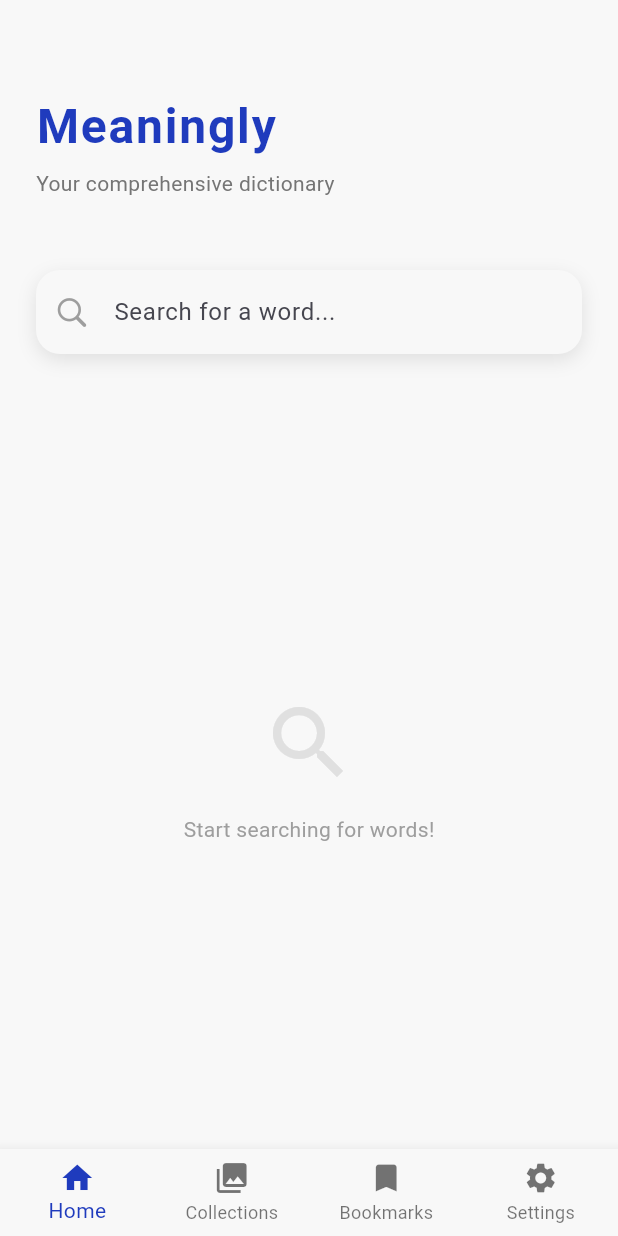
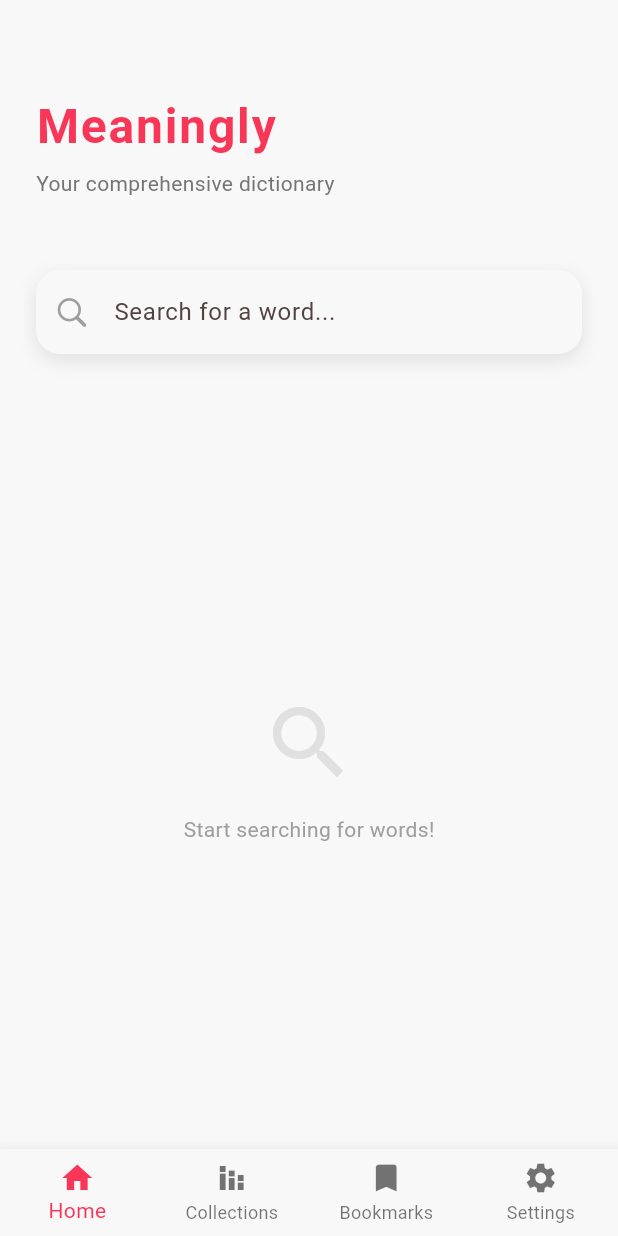
Before and after one commit to zajiim/meaningly, a Flutter app: the SearchPage screen opened by its route, on a phone screen of 412 x 824 dp. Run offline on Flutter 3.47's test engine with Material 3 defaults, Android fonts, the phone set to English and light mode, and no system bars; our stand-ins replace audioplayers, chopper, connectivity_plus, flutter_riverpod, fpdart, go_router and 3 more; accounts and stored records are empty; generated files the repository leaves out were written again.

Commit message:
Code cleanup..

```diff
--- a/lib/core/theme/app_colors.dart
+++ b/lib/core/theme/app_colors.dart
@@ -4,14 +4,16 @@ class AppColors {
   AppColors._();
 
   //Light
-  static const Color primaryLight = Color(0xFF1F3BBD);
+  // static const Color primaryLight = Color(0xFF1F3BBD);
+  static const Color primaryLight = Color(0xFFF83758);
   static const Color backgroundLight = Color(0xFFF8F8F8);
   static const Color textPrimaryLight = Color(0xFF222222);
   static const Color textPrimaryLightInverse = Color(0xFFFFFFFF);
   static const Color textSecondaryLight = Color(0xFF888888);
 
   //Dark
-  static const Color primaryDark = Color(0xFF4E67BA);
+  // static const Color primaryDark = Color(0xFF4E67BA);
+  static const Color primaryDark = Color(0xFFED3044);
   static const Color backgroundDark = Color(0xFF282A2D);
   static const Color textPrimaryDark = Color(0xFFFFFFFF);
   static const Color textPrimaryDarkInverse = Color(0xFF222222);
--- a/lib/features/main/collections/presentation/collections_screen.dart
+++ b/lib/features/main/collections/presentation/collections_screen.dart
@@ -1,12 +1,10 @@
 import 'package:flutter/material.dart';
 import 'package:flutter_riverpod/flutter_riverpod.dart';
 import 'package:go_router/go_router.dart';
-import 'package:meaningly/core/constants/app_constants.dart';
 import 'package:meaningly/features/main/collections/di/collections_di_providers.dart';
 import 'package:meaningly/features/main/collections/presentation/collections_states.dart';
 import 'package:meaningly/features/main/collections/presentation/providers/collections_search_notifier.dart';
 import 'package:meaningly/features/main/collections/presentation/widgets/collection_search_bar.dart';
-import 'package:meaningly/features/splash/di/splash_di_providers.dart';
 
 import '../../../../app/router/route_names.dart';
 import '../data/mappers/dictionary_collection_mapper.dart';
--- a/lib/features/main/collections/presentation/providers/collections_search_notifier.dart
+++ b/lib/features/main/collections/presentation/providers/collections_search_notifier.dart
@@ -1,6 +1,5 @@
 import 'package:meaningly/features/main/collections/presentation/collections_states.dart';
 import 'package:meaningly/features/main/search/di/dictionary_di_providers.dart';
-import 'package:meaningly/features/splash/di/splash_di_providers.dart';
 import 'package:riverpod_annotation/riverpod_annotation.dart';
 
 
@@ -32,11 +31,14 @@ class CollectionsSearchNotifier extends _$CollectionsSearchNotifier {
     state = CollectionsSuggestionsLoaded(suggestions, query: query);
   }
 
-  void search(String query) {
+  void search(String query) async {
     if (query.trim().isEmpty) {
       state =  CollectionSearchInitial();
       return;
     }
+    final localDataSource = ref.read(localDictionaryDataSourceProvider);
+    await localDataSource.saveRecentSearchHistory(query);
+
     state = CollectionSearchInitial(query: query.toLowerCase());
   }
 
--- a/lib/features/main/details/presentation/providers/word_detail_notifier.dart
+++ b/lib/features/main/details/presentation/providers/word_detail_notifier.dart
@@ -1,4 +1,3 @@
-import 'package:audioplayers/audioplayers.dart';
 import 'package:meaningly/core/providers/audio_player_provider.dart';
 import 'package:meaningly/features/main/bookmarks/presentation/providers/bookmark_notifier.dart';
 import 'package:meaningly/features/main/details/presentation/word_detail_states.dart';
--- a/lib/features/main/search/data/datasources/local/local_dictionary_data_source.dart
+++ b/lib/features/main/search/data/datasources/local/local_dictionary_data_source.dart
@@ -134,7 +134,7 @@ class LocalDictionaryDataSourceImpl implements LocalDictionaryDataSource {
       offlineDictionaryTableName,
       where: query.isNotEmpty ? 'word LIKE ?' : null,
       whereArgs: query.isNotEmpty ? ['$query%'] : null,
-      orderBy: 'word ASC',
+      // orderBy: 'word ASC',
     );
     return maps.map((e) => MapEntry(e['word'] as String, e['meaning'] as String)).toList();
   }
--- a/lib/features/main/search/data/datasources/remote/dictionary_api_service.dart
+++ b/lib/features/main/search/data/datasources/remote/dictionary_api_service.dart
@@ -1,5 +1,4 @@
 import 'package:chopper/chopper.dart';
-import '../../models/dictionary_word_model.dart';
 
 part 'dictionary_api_service.chopper.dart';
 
--- a/lib/features/main/search/data/mappers/dictionary_mappers.dart
+++ b/lib/features/main/search/data/mappers/dictionary_mappers.dart
@@ -1,5 +1,3 @@
-
-
 import '../../domain/entities/dictionary_word_entity.dart';
 import '../models/dictionary_word_model.dart';
 
--- a/lib/features/main/search/data/repository/dictionary_repository_impl.dart
+++ b/lib/features/main/search/data/repository/dictionary_repository_impl.dart
@@ -1,5 +1,5 @@
 import 'package:flutter/cupertino.dart';
-import 'package:fpdart/src/either.dart';
+import 'package:fpdart/fpdart.dart';
 import 'package:meaningly/core/error/failure.dart';
 
 import '../../../collections/data/mappers/dictionary_collection_mapper.dart';
--- a/lib/features/main/search/di/dictionary_di_providers.dart
+++ b/lib/features/main/search/di/dictionary_di_providers.dart
@@ -4,7 +4,6 @@ import 'package:meaningly/features/main/search/domain/usecases/clear_recent_sear
 import 'package:meaningly/features/main/search/domain/usecases/get_recent_search_history_use_case.dart';
 import 'package:meaningly/features/main/search/domain/usecases/get_search_suggestions_use_case.dart';
 import 'package:meaningly/features/main/search/domain/usecases/search_words_use_case.dart';
-import 'package:meaningly/features/splash/di/splash_di_providers.dart';
 import 'package:riverpod_annotation/riverpod_annotation.dart';
 
 import '../../../../core/constants/app_constants.dart';
--- a/lib/features/main/search/presentation/search_page.dart
+++ b/lib/features/main/search/presentation/search_page.dart
@@ -1,11 +1,6 @@
-import 'package:chopper/chopper.dart';
 import 'package:flutter/material.dart';
 import 'package:flutter_riverpod/flutter_riverpod.dart';
-import 'package:meaningly/core/network/connectivity_provider.dart';
-import 'package:meaningly/features/main/search/presentation/providers/connectivity_banner_notifier.dart';
 import 'package:meaningly/features/main/search/presentation/providers/search_notifier.dart';
-import 'package:meaningly/features/main/search/presentation/search_states.dart';
-import 'package:meaningly/features/main/search/presentation/widgets/connectivity_banner.dart';
 import 'package:meaningly/features/main/search/presentation/widgets/search_bar_widget.dart';
 import 'package:meaningly/features/main/search/presentation/widgets/search_item.dart';
 
@@ -14,7 +9,6 @@ class SearchPage extends ConsumerWidget {
 
   @override
   Widget build(BuildContext context, WidgetRef ref) {
-    final bannerState = ref.watch(connectivityBannerProvider);
     return Scaffold(
       body: SafeArea(
         child: CustomScrollView(
@@ -28,11 +22,12 @@ class SearchPage extends ConsumerWidget {
                     const SizedBox(height: 40),
                     Text(
                       'Meaningly',
-                      style: Theme.of(context).textTheme.headlineLarge?.copyWith(
-                        fontWeight: FontWeight.bold,
-                        color: Theme.of(context).primaryColor,
-                        letterSpacing: 1.2,
-                      ),
+                      style: Theme.of(context).textTheme.headlineLarge
+                          ?.copyWith(
+                            fontWeight: FontWeight.bold,
+                            color: Theme.of(context).primaryColor,
+                            letterSpacing: 1.2,
+                          ),
                     ),
                     const SizedBox(height: 8),
                     Text(
@@ -50,18 +45,6 @@ class SearchPage extends ConsumerWidget {
                         ref.read(searchProvider.notifier).search(query);
                       },
                     ),
-                    // AnimatedSize(
-                    //   duration: const Duration(milliseconds: 300),
-                    //   curve: Curves.easeInOut,
-                    //   child: bannerState == BannerState.hidden
-                    //       ? const SizedBox.shrink()
-                    //       : Padding(
-                    //     padding: const EdgeInsets.only(top: 12),
-                    //     child: ConnectivityBanner(
-                    //       isOnline: bannerState == BannerState.restored,
-                    //     ),
-                    //   ),
-                    // ),
                   ],
                 ),
               ),
--- a/lib/features/main/search/presentation/widgets/bottom_nav_bar.dart
+++ b/lib/features/main/search/presentation/widgets/bottom_nav_bar.dart
@@ -40,7 +40,7 @@ class BottomNavBar extends ConsumerWidget {
               onTap: _onTap,
               items: const [
                 BottomNavigationBarItem(icon: Icon(Icons.home), label: 'Home'),
-                BottomNavigationBarItem(icon: Icon(Icons.collections), label: 'Collections'),
+                BottomNavigationBarItem(icon: Icon(Icons.stacked_bar_chart), label: 'Collections'),
                 BottomNavigationBarItem(icon: Icon(Icons.bookmark), label: 'Bookmarks'),
                 BottomNavigationBarItem(icon: Icon(Icons.settings), label: 'Settings'),
               ],
--- a/lib/features/main/settings/presentation/providers/settings_provider.dart
+++ b/lib/features/main/settings/presentation/providers/settings_provider.dart
@@ -1,4 +1,3 @@
-import 'package:flutter/material.dart';
 import 'package:meaningly/core/constants/app_constants.dart';
 import 'package:meaningly/core/providers/shared_preferences_provider.dart';
 import 'package:meaningly/core/providers/theme_provider.dart';
--- a/lib/features/main/settings/presentation/settings_screen.dart
+++ b/lib/features/main/settings/presentation/settings_screen.dart
@@ -1,6 +1,5 @@
 import 'package:flutter/material.dart';
 import 'package:flutter_riverpod/flutter_riverpod.dart';
-import 'package:fpdart/fpdart.dart';
 import 'package:meaningly/core/providers/theme_provider.dart';
 import 'package:meaningly/features/main/settings/presentation/providers/settings_provider.dart';
 import 'package:meaningly/features/main/settings/presentation/widgets/settings_item.dart';
--- a/lib/features/onboarding/di/onboarding_di_providers.dart
+++ b/lib/features/onboarding/di/onboarding_di_providers.dart
@@ -1,9 +1,7 @@
-
 import 'package:meaningly/core/providers/shared_preferences_provider.dart';
 import 'package:meaningly/features/onboarding/data/repositories/onboarding_repository_impl.dart';
 import 'package:meaningly/features/onboarding/domain/usecases/complete_onboarding_use_case.dart';
 import 'package:riverpod_annotation/riverpod_annotation.dart';
-import 'package:shared_preferences/shared_preferences.dart';
 
 import '../data/data_sources/local_onboarding_data_source.dart';
 import '../domain/repositories/onboarding_repository.dart';
--- a/lib/features/splash/data/repositories/splash_repository_impl.dart
+++ b/lib/features/splash/data/repositories/splash_repository_impl.dart
@@ -17,6 +17,9 @@ class SplashRepositoryImpl implements SplashRepository {
   Future<void> loadDictionary() async {
     try {
       final isLoaded = sharedPreferences.getBool(isDictionaryLoadedKey) ?? false;
+      if (isLoaded) {
+        return;
+      }
       final dictionaryData = await localDataSource.loadDictionaryData();
       await localDictionaryDataSource.populateOfflineDictionary(dictionaryData);
       await sharedPreferences.setBool(isDictionaryLoadedKey, true);
--- a/lib/features/splash/presentation/splash_screen.dart
+++ b/lib/features/splash/presentation/splash_screen.dart
@@ -1,6 +1,5 @@
 import 'package:flutter/material.dart';
 import 'package:flutter_riverpod/flutter_riverpod.dart';
-import 'package:go_router/go_router.dart';
 import 'package:meaningly/features/onboarding/presentation/providers/onboarding_notifier.dart';
 import 'package:meaningly/features/splash/presentation/prodivers/splash_provider.dart';
 
```
Also changed, not shown: lib/app/main.dart (+0 -23 lines), lib/app/router/app_router.dart (+0 -17 lines), lib/features/main/collections/di/collections_di_providers.dart (+6 -2 lines), lib/features/main/search/domain/entities/dictionary_word_entity.dart (+0 -14 lines), lib/features/main/collections/di/collections_di_providers.g.dart, lib/features/main/collections/presentation/providers/collections_search_notifier.g.dart.
